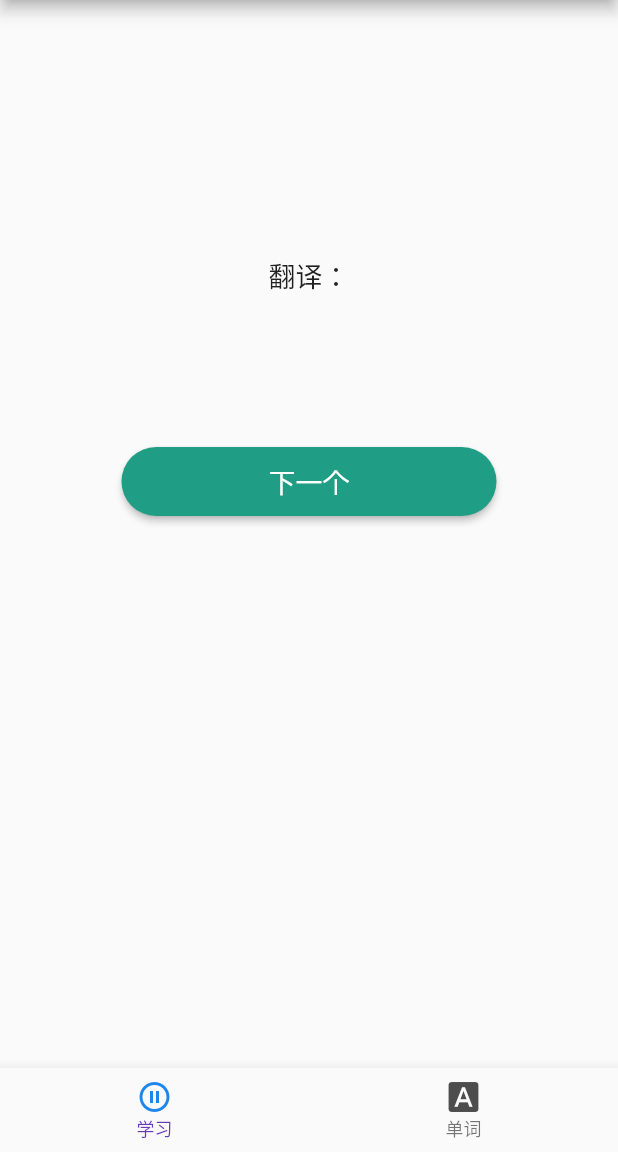
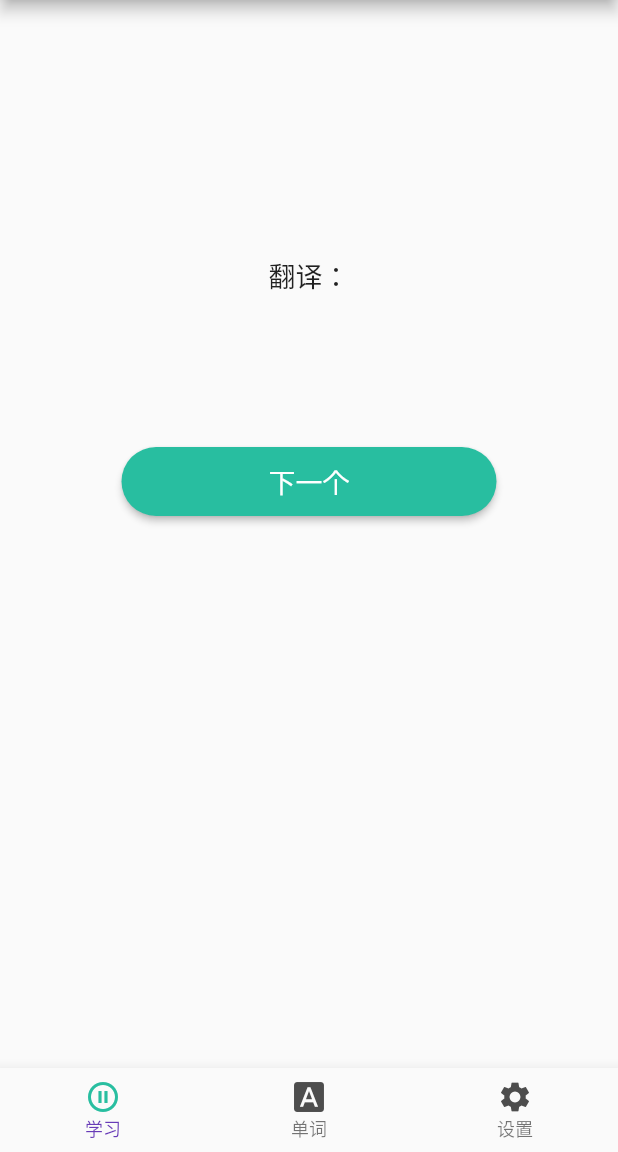
Before and after one commit to HoanChen/learn_english, a Flutter app: the screen it shows after launch, after a tap on "我认识", on a phone screen of 412 x 824 dp, the part 84-1236 px from its top. Run offline on Flutter 3.47's test engine with Material 2 defaults, Android fonts, the phone set to English and light mode, and no system bars; our stand-ins replace dio; network calls fail.

Commit message:
丰富功能

```diff
--- a/lib/bean/WordBean.dart
+++ b/lib/bean/WordBean.dart
@@ -3,6 +3,12 @@ class WordBean {
   int id;
   String contentEN;
   String contentCN;
+
+  WordBean(int id, String contentEN, String contentCN) {
+    this.id = id;
+    this.contentEN = contentEN;
+    this.contentCN = contentCN;
+  }
 
   WordBean.fromJson(Map<String, dynamic> json) {
     id = json['id'];
--- a/lib/common/Constants.dart
+++ b/lib/common/Constants.dart
@@ -1,3 +1,3 @@
 class Constants {
-  static const BASE_URL = 'http://192.168.1.102:8080';
+  static const BASE_URL = 'http://10.10.33.228:8080';
 }
--- a/lib/common/MyColors.dart
+++ b/lib/common/MyColors.dart
@@ -1,6 +1,9 @@
 import 'dart:ui';
 
 class MyColors {
-  ///主色调 0xFF209E85
-  static const Color accentColor = Color.fromARGB(255, 32, 158, 133);
+  //主色调28BEA0 40,190,160
+  static const Color accentColor = Color.fromARGB(255, 40, 190, 160);
+  //FF925B 255,147,92
+  static const Color orange = Color.fromARGB(255, 255, 147, 92);
+  static const Color black = Color(0xFF4d4d4d);
 }
--- a/lib/http/HttpUtil.dart
+++ b/lib/http/HttpUtil.dart
@@ -1,8 +1,11 @@
+import 'dart:math';
+
 import 'package:dio/dio.dart';
 import 'package:learn_english/bean/BeanFactory.dart';
 import 'package:learn_english/bean/ResultBean.dart';
 import 'package:learn_english/bean/ResultListBean.dart';
 import 'package:learn_english/common/Constants.dart';
+import 'package:learn_english/http/NetUtil.dart';
 
 class HttpUtil {
   static final HttpUtil _instance = HttpUtil._internal();
@@ -29,24 +32,38 @@ class HttpUtil {
   // 支持Get Post
   Future<R> request<R, O>(String api, {data, method}) async {
     var response;
+    DioError error;
     if (method == 'post') {
-      response = await _dio.post(api,
-          data: data,
-          options: data is FormData
-              ? Options(contentType: 'application/x-www-form-urlencoded')
-              : null);
+      response = await _dio
+          .post(api,
+              data: data,
+              options: data is FormData
+                  ? Options(contentType: 'application/x-www-form-urlencoded')
+                  : null)
+          .catchError((e) {
+        error = e;
+      });
     } else if (method == 'put') {
-      response = await _dio.put(api, data: data);
+      response = await _dio.put(api, data: data).catchError((e) {
+        error = e;
+      });
     } else {
-      response = await _dio.get(api, queryParameters: data);
+      response = await _dio.get(api, queryParameters: data).catchError((e) {
+        error = e;
+      });
     }
+    var json = response != null ? response.data : null;
     var r = R.toString();
     if (r == ResultBean.CLASS_NAME) {
-      return ResultBean<O>.fromJson(response.data) as R;
+      return ResultBean<O>.fromJson(json, error) as R;
     } else if (r == ResultListBean.CLASS_NAME) {
-      return ResultListBean<O>.fromJson(response.data) as R;
+      return ResultListBean<O>.fromJson(json, error) as R;
     } else if (r == O.toString()) {
-      return BeanFactory.generateObject<R>(response.data);
+      if (error == null) {
+        return BeanFactory.generateObject<R>(json);
+      } else {
+        return throw error;
+      }
     } else {
       throw Exception('请在请求方法上设置正确泛型！');
     }
--- a/lib/page/main_page.dart
+++ b/lib/page/main_page.dart
@@ -2,6 +2,8 @@ import 'dart:developer';
 
 import 'package:flutter/cupertino.dart';
 import 'package:flutter/material.dart';
+import 'package:learn_english/common/MyColors.dart';
+import 'package:learn_english/page/setting_page.dart';
 import 'package:learn_english/page/study_page.dart';
 import 'package:learn_english/page/word_page.dart';
 
@@ -11,11 +13,11 @@ class MainPage extends StatefulWidget {
 }
 
 class MainPageState extends State<MainPage> {
-  final _pagesTitles = ['开始学习', '单词管理'];
+  final _pagesTitles = ['开始学习', '单词管理', '设置'];
   var _currentIndex = 0;
   PageController _pageController;
-  final Color _defaultColor = Color(0xFF4d4d4d);
-  final Color _activeColor = Color(0xFF1d87ed);
+  final Color _defaultColor = MyColors.black;
+  final Color _activeColor = MyColors.accentColor;
 
   @override
   void initState() {
@@ -32,10 +34,7 @@ class MainPageState extends State<MainPage> {
       ),
       body: PageView(
         controller: _pageController,
-        children: <Widget>[StudyPage(), WordPage()],
-        onPageChanged: (index) {
-          log('-----------onPageChanged:$index');
-        },
+        children: <Widget>[StudyPage(), WordPage(), SettingPage()],
         physics: NeverScrollableScrollPhysics(),
       ),
       bottomNavigationBar: BottomNavigationBar(
@@ -75,6 +74,20 @@ class MainPageState extends State<MainPage> {
                 style: TextStyle(
                     color: _currentIndex == 1 ? _activeColor : _defaultColor),
               )),
+          BottomNavigationBarItem(
+              icon: Icon(
+                Icons.settings,
+                color: _defaultColor,
+              ),
+              activeIcon: Icon(
+                Icons.settings,
+                color: _activeColor,
+              ),
+              title: Text(
+                '设置',
+                style: TextStyle(
+                    color: _currentIndex == 2 ? _activeColor : _defaultColor),
+              )),
         ],
         showSelectedLabels: true,
         showUnselectedLabels: true,
--- /dev/null
+++ b/lib/page/setting_page.dart
@@ -0,0 +1,17 @@
+import 'package:flutter/cupertino.dart';
+
+class SettingPage extends StatefulWidget {
+  @override
+  State<StatefulWidget> createState() => SettingPageState();
+}
+
+class SettingPageState extends State<SettingPage> {
+  @override
+  Widget build(BuildContext context) {
+    return Container(
+      child: Center(
+        child: Text('设置'),
+      ),
+    );
+  }
+}
--- a/lib/page/study_page.dart
+++ b/lib/page/study_page.dart
@@ -1,5 +1,3 @@
-import 'dart:math';
-
 import 'package:flutter/cupertino.dart';
 import 'package:flutter/material.dart';
 import 'package:learn_english/bean/ResultListBean.dart';
@@ -56,7 +54,7 @@ class StudyPageState extends State<StudyPage>
         ),
         _showCN
             ? SizedBox()
-            : _buildButton('提示一下', Color(0xFFFF935C), () {
+            : _buildButton('提示一下', MyColors.orange, () {
                 setState(() {
                   _showCN = true;
                 });
@@ -69,8 +67,8 @@ class StudyPageState extends State<StudyPage>
     var response =
         await HttpUtil().get<ResultListBean, WordBean>('/api/v1/word/random');
     setState(() {
-      _showCN = false;
       if (response.isSuccess()) {
+        _showCN = false;
         _word = response.data[0];
       } else {
         _word = null;
```
Also changed, not shown: lib/bean/ResultBean.dart (+8 -1 lines), lib/bean/ResultListBean.dart (+9 -1 lines), lib/http/NetUtil.dart (added, +31 -0 lines), lib/page/word_page.dart (+23 -7 lines), lib/widget/EditDialog.dart (+46 -53 lines).
